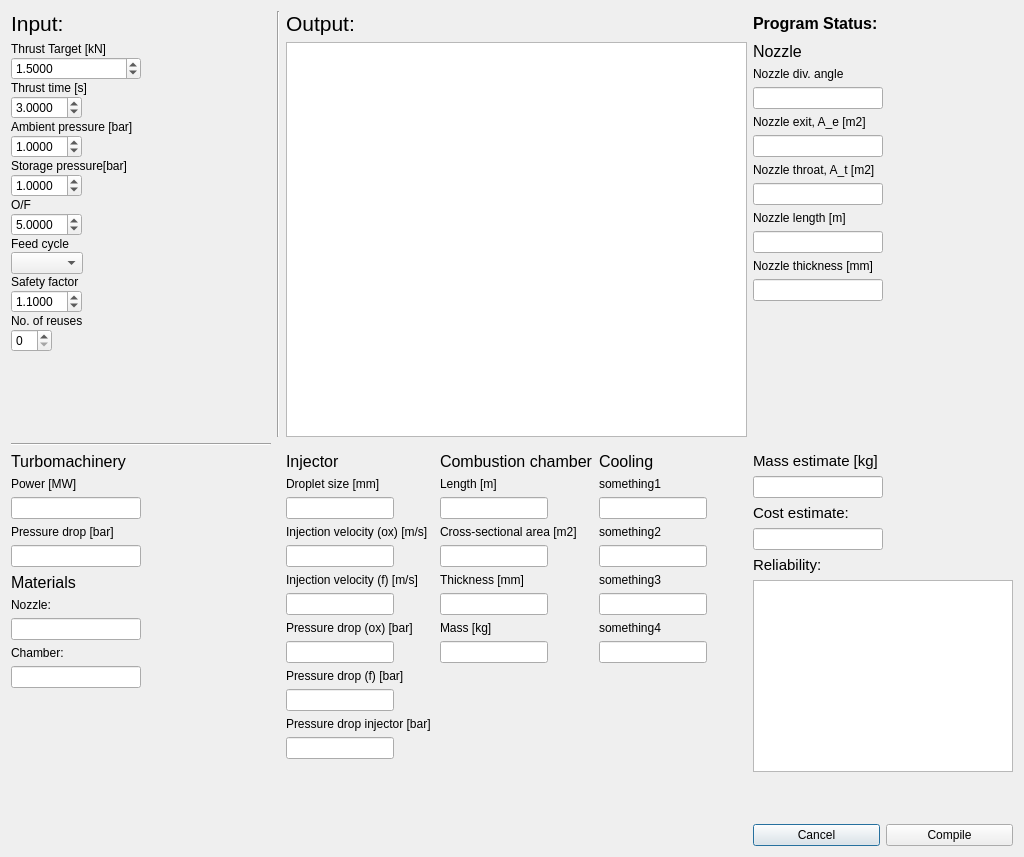
This is GUI.ui in casruks/CDP-LRE-Integrated-Design-Model as Qt 5 draws it before an edit. The edited form follows.
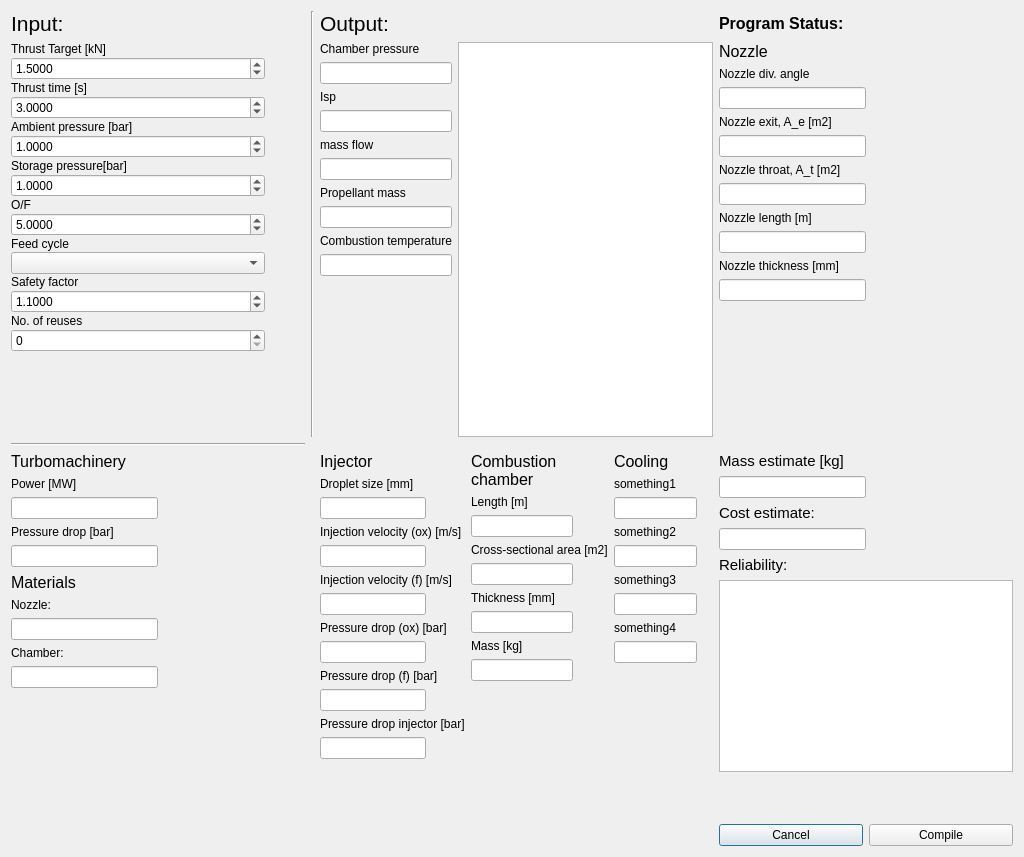
This is the edited form.

Patch:
```diff
--- a/GUI.ui
+++ b/GUI.ui
@@ -18,7 +18,7 @@
   </property>
   <layout class="QHBoxLayout" name="horizontalLayout_23">
    <item>
-    <layout class="QGridLayout" name="Mainlayout">
+    <layout class="QGridLayout" name="Mainlayout" rowstretch="0,0,0,0" columnstretch="30,0,40,30">
      <item row="3" column="3">
       <layout class="QVBoxLayout" name="BottomRGrid">
        <item>
@@ -361,13 +361,100 @@
       <layout class="QGridLayout" name="gridLayout_11">
        <item row="0" column="1">
         <layout class="QGridLayout" name="gridLayout_12">
-         <item row="0" column="0">
+         <item row="0" column="4">
           <widget class="QGraphicsView" name="graphicsView">
            <property name="styleSheet">
             <string notr="true"/>
            </property>
           </widget>
          </item>
+         <item row="0" column="1">
+          <layout class="QVBoxLayout" name="verticalLayout">
+           <item>
+            <widget class="QLabel" name="label_20">
+             <property name="text">
+              <string>Chamber pressure</string>
+             </property>
+            </widget>
+           </item>
+           <item>
+            <widget class="QLineEdit" name="line_pc">
+             <property name="readOnly">
+              <bool>true</bool>
+             </property>
+            </widget>
+           </item>
+           <item>
+            <widget class="QLabel" name="label_21">
+             <property name="text">
+              <string>Isp</string>
+             </property>
+            </widget>
+           </item>
+           <item>
+            <widget class="QLineEdit" name="line_Isp">
+             <property name="readOnly">
+              <bool>true</bool>
+             </property>
+            </widget>
+           </item>
+           <item>
+            <widget class="QLabel" name="label_22">
+             <property name="text">
+              <string>mass flow</string>
+             </property>
+            </widget>
+           </item>
+           <item>
+            <widget class="QLineEdit" name="line_m">
+             <property name="readOnly">
+              <bool>true</bool>
+             </property>
+            </widget>
+           </item>
+           <item>
+            <widget class="QLabel" name="label_23">
+             <property name="text">
+              <string>Propellant mass</string>
+             </property>
+            </widget>
+           </item>
+           <item>
+            <widget class="QLineEdit" name="line_mass">
+             <property name="readOnly">
+              <bool>true</bool>
+             </property>
+            </widget>
+           </item>
+           <item>
+            <widget class="QLabel" name="label_24">
+             <property name="text">
+              <string>Combustion temperature</string>
+             </property>
+            </widget>
+           </item>
+           <item>
+            <widget class="QLineEdit" name="line_T">
+             <property name="readOnly">
+              <bool>true</bool>
+             </property>
+            </widget>
+           </item>
+           <item>
+            <spacer name="verticalSpacer">
+             <property name="orientation">
+              <enum>Qt::Vertical</enum>
+             </property>
+             <property name="sizeHint" stdset="0">
+              <size>
+               <width>20</width>
+               <height>40</height>
+              </size>
+             </property>
+            </spacer>
+           </item>
+          </layout>
+         </item>
         </layout>
        </item>
       </layout>
@@ -422,6 +509,9 @@
            <property name="orientation">
             <enum>Qt::Horizontal</enum>
            </property>
+           <property name="sizeType">
+            <enum>QSizePolicy::Minimum</enum>
+           </property>
            <property name="sizeHint" stdset="0">
             <size>
              <width>40</width>
@@ -456,6 +546,9 @@
            <property name="orientation">
             <enum>Qt::Horizontal</enum>
            </property>
+           <property name="sizeType">
+            <enum>QSizePolicy::Minimum</enum>
+           </property>
            <property name="sizeHint" stdset="0">
             <size>
              <width>40</width>
@@ -490,6 +583,9 @@
            <property name="orientation">
             <enum>Qt::Horizontal</enum>
            </property>
+           <property name="sizeType">
+            <enum>QSizePolicy::Minimum</enum>
+           </property>
            <property name="sizeHint" stdset="0">
             <size>
              <width>40</width>
@@ -524,6 +620,9 @@
            <property name="orientation">
             <enum>Qt::Horizontal</enum>
            </property>
+           <property name="sizeType">
+            <enum>QSizePolicy::Minimum</enum>
+           </property>
            <property name="sizeHint" stdset="0">
             <size>
              <width>40</width>
@@ -558,6 +657,9 @@
            <property name="orientation">
             <enum>Qt::Horizontal</enum>
            </property>
+           <property name="sizeType">
+            <enum>QSizePolicy::Minimum</enum>
+           </property>
            <property name="sizeHint" stdset="0">
             <size>
              <width>40</width>
@@ -585,6 +687,9 @@
            <property name="orientation">
             <enum>Qt::Horizontal</enum>
            </property>
+           <property name="sizeType">
+            <enum>QSizePolicy::Minimum</enum>
+           </property>
            <property name="sizeHint" stdset="0">
             <size>
              <width>40</width>
@@ -619,6 +724,9 @@
            <property name="orientation">
             <enum>Qt::Horizontal</enum>
            </property>
+           <property name="sizeType">
+            <enum>QSizePolicy::Minimum</enum>
+           </property>
            <property name="sizeHint" stdset="0">
             <size>
              <width>40</width>
@@ -646,6 +754,9 @@
            <property name="orientation">
             <enum>Qt::Horizontal</enum>
            </property>
+           <property name="sizeType">
+            <enum>QSizePolicy::Minimum</enum>
+           </property>
            <property name="sizeHint" stdset="0">
             <size>
              <width>40</width>
```
